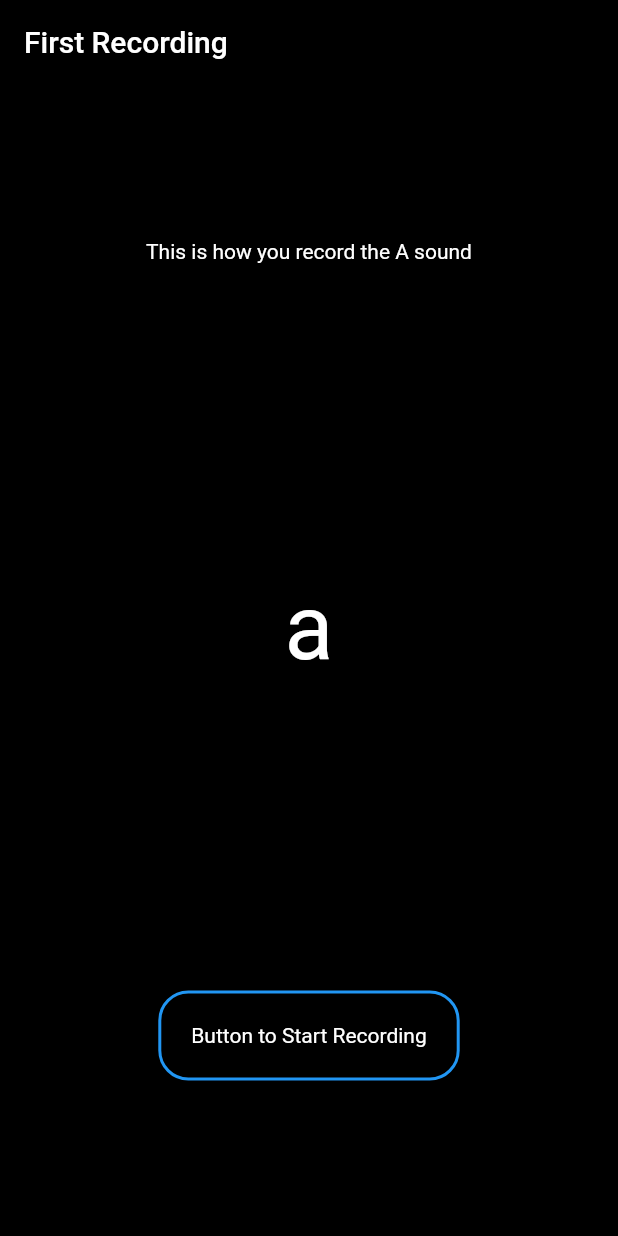
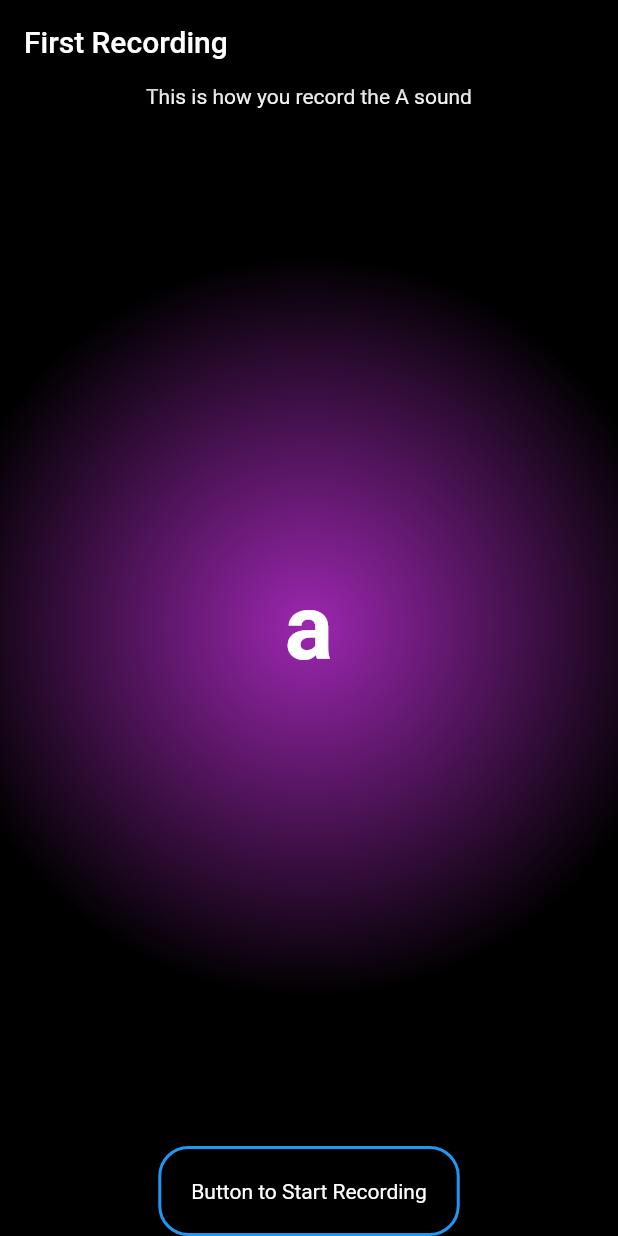
Before and after one commit to PhysicalRevelry/audio_recording_fuckaround, a Flutter app: the screen it shows after launch, on a phone screen of 412 x 824 dp. Run offline on Flutter 3.47's test engine with Material 2 defaults, Android fonts, the phone set to English and light mode, and no system bars; our stand-ins replace file; missing offline and left inert: app_settings, flutter_audio_recorder.

Commit message:
Added an inner fade, but not sure if this is what I really want... Also need to figure out how to deal with lowercase a being "low"

```diff
--- a/lib/screens/record_a.dart
+++ b/lib/screens/record_a.dart
@@ -12,7 +12,7 @@ class RecordA extends StatelessWidget {
       body: SafeArea(
         child: Center(
           child: Column(
-            mainAxisAlignment: MainAxisAlignment.spaceAround,
+            mainAxisAlignment: MainAxisAlignment.spaceBetween,
             crossAxisAlignment: CrossAxisAlignment.center,
             children: [
               //Welcome image and logo
@@ -22,12 +22,39 @@ class RecordA extends StatelessWidget {
                 'This is how you record the A sound',
                 textAlign: TextAlign.center,
               ),
-              AnimatedDefaultTextStyle(
-                style: TextStyle(
-                  fontSize: Provider.of<Animations>(context, listen: true).fontSize,
+              Container(
+                width: MediaQuery
+                    .of(context)
+                    .size
+                    .width,
+                height: MediaQuery.of(context).size.height * 0.6,
+                decoration: BoxDecoration(
+                  // boxShadow: [
+                  //   BoxShadow(color: Colors.black, blurRadius: -20.0,),
+                  // ],
+                  gradient: RadialGradient(
+                    colors: [Colors.purple, Colors.black],
+                    center: Alignment(0.0, 0.0),
+                    radius: 0.6,
+
+                  ),
+                  color: Colors.purple,
                 ),
-                duration: Duration(seconds: 5),
-                child: Text('a'),
+                child: Center(
+                  child: AnimatedDefaultTextStyle(
+                    style: TextStyle(
+                      fontSize: Provider
+                          .of<Animations>(context, listen: true)
+                          .fontSize,
+                    ),
+                    duration: Duration(seconds: 5),
+                    child: Text('a',
+                      textAlign: TextAlign.center,
+                    style: TextStyle(
+                      fontWeight: FontWeight.bold,
+                    ),),
+                  ),
+                ),
               ),
               //This might go above with stack on Image, need Navigation
               GestureDetector(
@@ -49,7 +76,8 @@ class RecordA extends StatelessWidget {
                   ),
                 ),
                 onTap: () {
-                  Provider.of<Animations>(context, listen: false).animateLetter();
+                  Provider.of<Animations>(context, listen: false)
+                      .animateLetter();
                   // Navigator.pushReplacementNamed(context, '/record_i');
                 },
               ),
```
